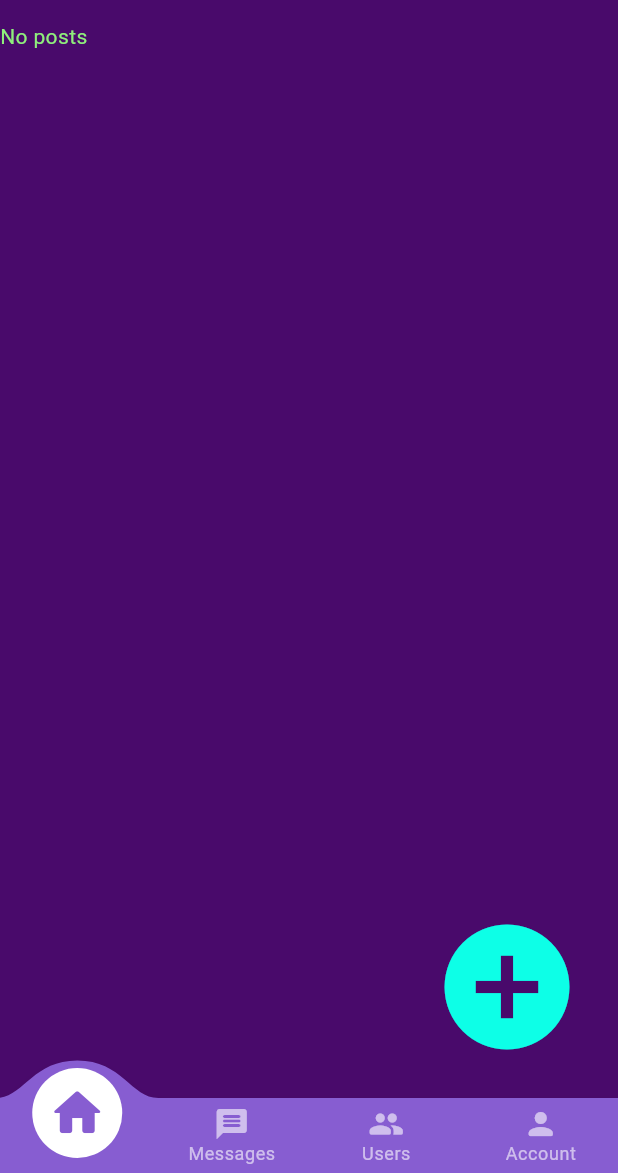
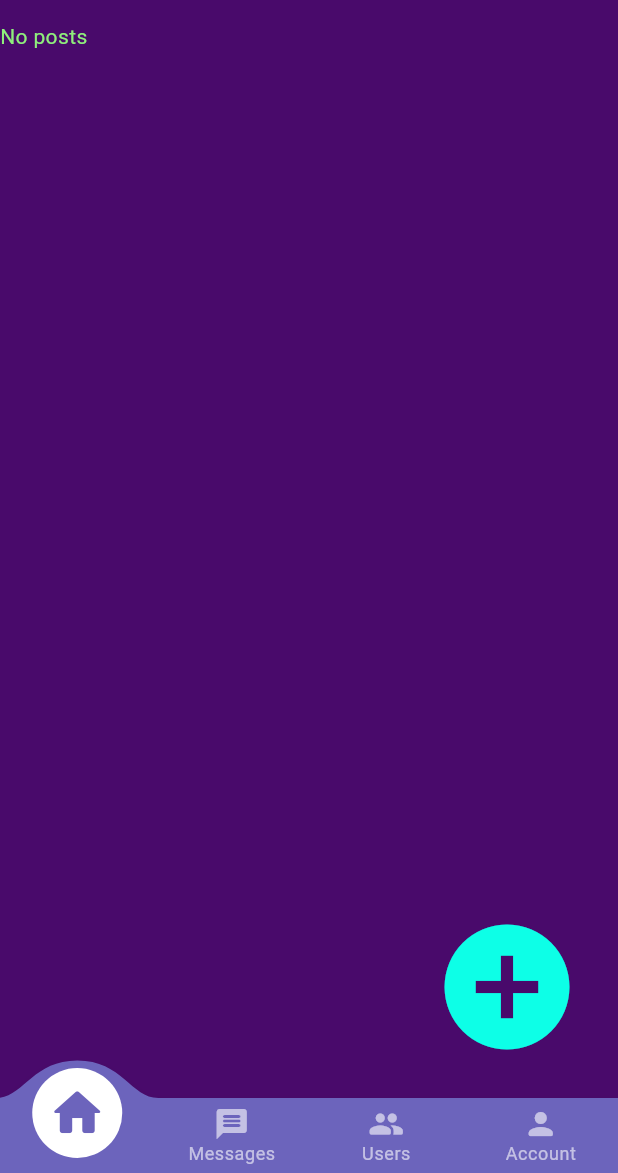
Before and after one commit to grafscorp/Flutter-Firebase-Chat, a Flutter app: the screen it shows once a user with an empty profile is signed in, on a phone screen of 412 x 824 dp, the part 63-1236 px from its top. Run offline on Flutter 3.47's test engine with Material 3 defaults, Android fonts, the phone set to English and light mode, and no system bars; drawn by our look-alikes of convex_bottom_bar; our stand-ins replace awesome_dialog, cloud_firestore, date_format, firebase_auth, firebase_core, loading_indicator and 1 more; accounts and stored records are empty.

```diff
--- a/lib/models/user_chat.dart
+++ b/lib/models/user_chat.dart
@@ -12,7 +12,7 @@ class UserChat {
   String? photoUrl;
   String? desc;
   String uid;
-  List<dynamic?>? latestChats;
+  List<dynamic>? latestChats;
   UserChat({
     required this.username,
     required this.email,
--- a/lib/pages/home_page.dart
+++ b/lib/pages/home_page.dart
@@ -1,15 +1,13 @@
 import 'package:convex_bottom_bar/convex_bottom_bar.dart';
 import 'package:firebase_auth/firebase_auth.dart';
-import 'package:firebase_core/firebase_core.dart';
 import 'package:flutter/material.dart';
 import 'package:flutter_chat/components/info_dialogs.dart';
+import 'package:flutter_chat/components/loading_chat_indicator.dart';
 import 'package:flutter_chat/models/user_chat.dart';
-import 'package:flutter_chat/pages/account_page.dart';
 import 'package:flutter_chat/pages/messages_page.dart';
 import 'package:flutter_chat/pages/my_account_page.dart';
 import 'package:flutter_chat/pages/posts_page.dart';
 import 'package:flutter_chat/pages/users_page.dart';
-import 'package:flutter_chat/services/user_data_servide.dart';
 
 class HomePage extends StatefulWidget {
   const HomePage({super.key});
@@ -45,26 +43,32 @@ class _HomePageState extends State<HomePage> {
 
   @override
   Widget build(BuildContext context) {
-    return FutureBuilder(
+    return DefaultTabController(
+        length: sizeSections,
+        initialIndex: initSection,
+        child: Scaffold(
+            body: FutureBuilder(
                 future: tryGetCurrentUserFromDB(),
                 builder: (context, snapshot) {
                   if (snapshot.connectionState == ConnectionState.waiting) {
                     return Center(
-            child: CircularProgressIndicator(),
+                      child: LoadingChatIndicator(),
                     );
                   } else if (snapshot.hasError) {
-          showErrorDialog(context, "Error", "Сouldn't upload user");
+                    //showErrorDialog(context, "Error", "Сouldn't upload user");
                     FirebaseAuth.instance.signOut();
                   } else if (snapshot.hasData)
-          return DefaultTabController(
-            length: sizeSections,
-            initialIndex: initSection,
-            child: Scaffold(
-              body: sectionPages[currentSection],
+                    return Center(
+                      child: Container(
+                          constraints: BoxConstraints(maxWidth: 1000),
+                          child: sectionPages[currentSection]),
+                    );
+                  return Center(child: LoadingChatIndicator());
+                }),
             //Nabigator Bar
             bottomNavigationBar: ConvexAppBar.badge(
               <int, dynamic>{1: ""},
-                backgroundColor: Theme.of(context).colorScheme.background,
+              backgroundColor: Theme.of(context).colorScheme.primary,
               style: _tabStyle,
               items: <TabItem>[
                 for (final section in SECTIONS.entries)
@@ -77,14 +81,7 @@ class _HomePageState extends State<HomePage> {
                   },
                 );
               },
-              ),
-            ),
-          );
-        return Center(
-          child: CircularProgressIndicator(),
-        );
-      },
-    );
+            )));
   }
 
   Future<UserChat> tryGetCurrentUserFromDB() async {
```
Also changed, not shown: lib/pages/account_page.dart (+6 -86 lines). Lines whose indentation alone changed are shown as unchanged.
